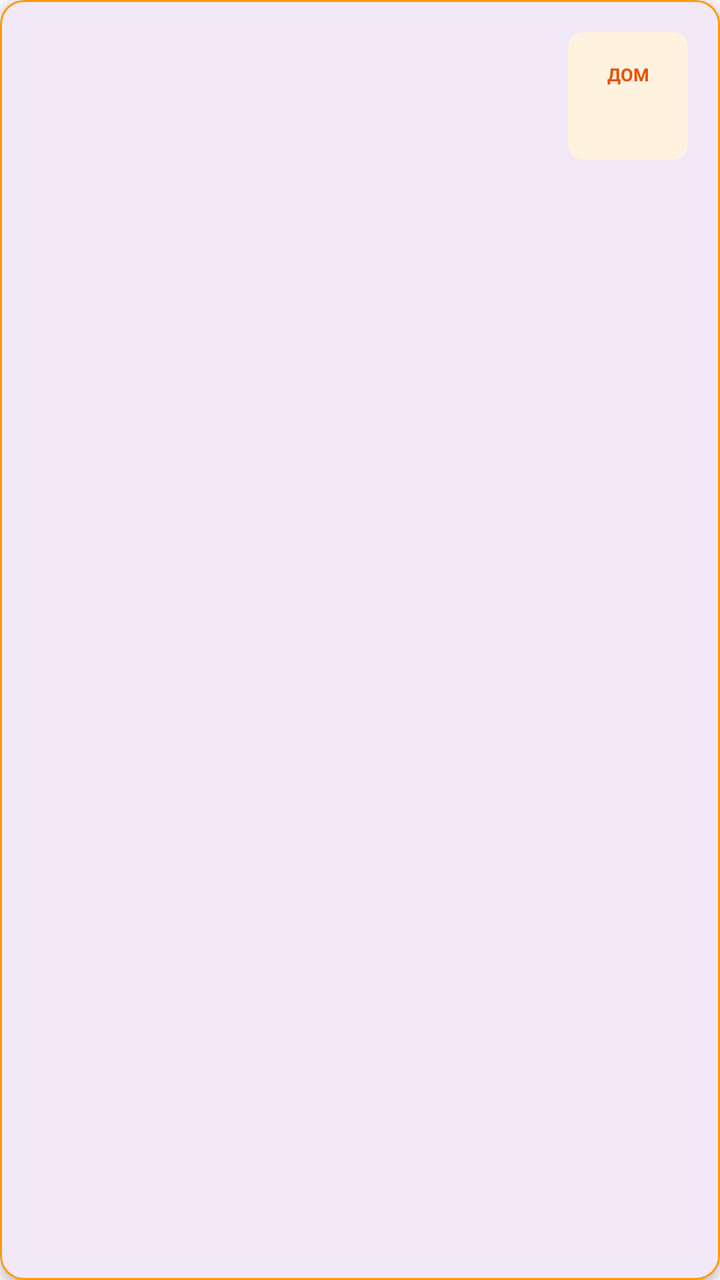
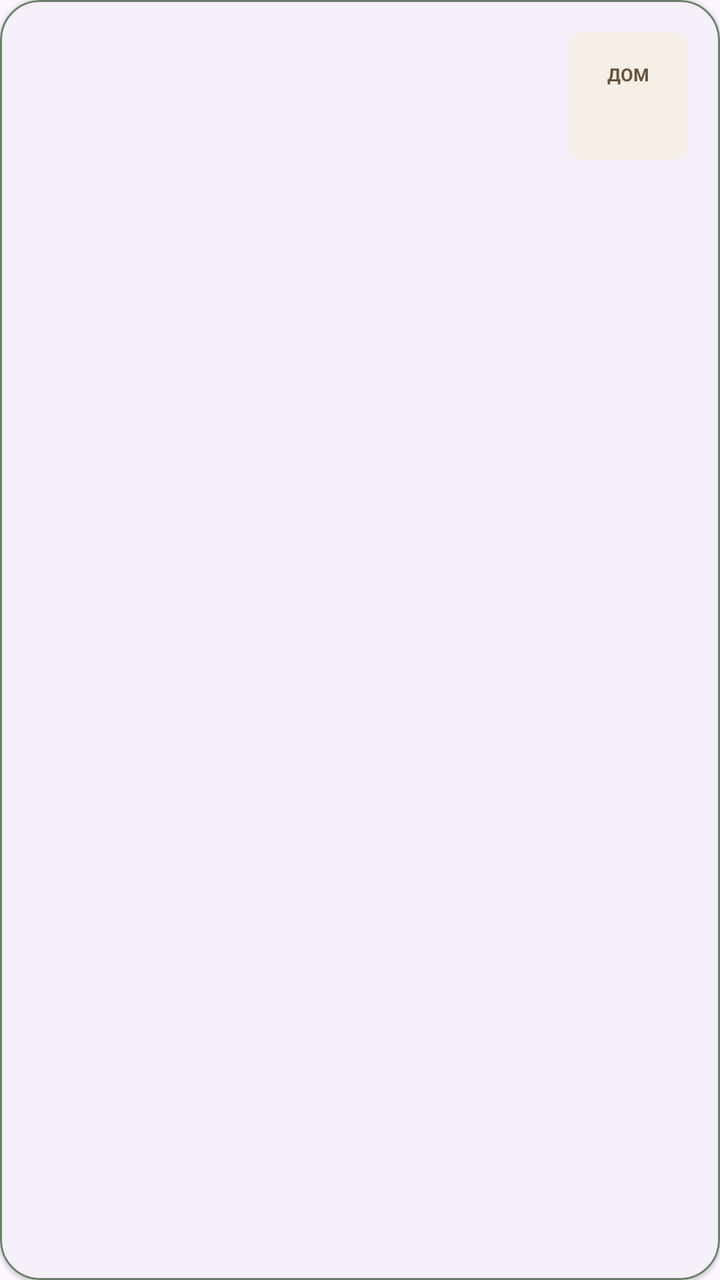

Compare the two renders of this Android layout. The source of the first and the diff that turns it into the second are given below.
<!-- AndroidManifest.xml: application theme Theme.BaseHome -->
<!-- res/layout/item_business_address.xml -->
<?xml version="1.0" encoding="utf-8"?>
<com.google.android.material.card.MaterialCardView xmlns:android="http://schemas.android.com/apk/res/android"
    xmlns:app="http://schemas.android.com/apk/res-auto"
    android:layout_width="match_parent"
    android:layout_height="wrap_content"
    android:layout_marginHorizontal="12dp"
    android:layout_marginVertical="6dp"
    app:cardCornerRadius="12dp"
    app:cardElevation="3dp"
    app:strokeWidth="1dp"
    app:strokeColor="@color/brand_accent">

    <androidx.constraintlayout.widget.ConstraintLayout
        android:layout_width="match_parent"
        android:layout_height="wrap_content"
        android:padding="16dp"
        android:background="?android:attr/selectableItemBackground">

        <TextView
            android:id="@+id/tvBusItemCity"
            android:layout_width="wrap_content"
            android:layout_height="wrap_content"
            android:textSize="11sp"
            android:textColor="?android:attr/textColorSecondary"
            app:layout_constraintStart_toStartOf="parent"
            app:layout_constraintTop_toTopOf="parent" />

        <TextView
            android:id="@+id/tvBusinessStreet"
            android:layout_width="0dp"
            android:layout_height="wrap_content"
            android:layout_marginTop="2dp"
            android:layout_marginEnd="8dp"
            android:textSize="19sp"
            android:textStyle="bold"
            android:textColor="?android:attr/textColorPrimary"
            app:layout_constraintEnd_toStartOf="@+id/tvBusHouseContainer"
            app:layout_constraintStart_toStartOf="parent"
            app:layout_constraintTop_toBottomOf="@id/tvBusItemCity" />

        
        <androidx.constraintlayout.widget.ConstraintLayout
            android:id="@+id/tvBusHouseContainer"
            android:layout_width="wrap_content"
            android:layout_height="0dp"
            android:minWidth="60dp"
            android:background="@drawable/bg_badge"
            android:backgroundTint="@color/card_bg_business"
            android:paddingHorizontal="10dp"
            app:layout_constraintBottom_toBottomOf="parent"
            app:layout_constraintEnd_toStartOf="@+id/btnDeleteBusinessItem"
            app:layout_constraintTop_toTopOf="parent">

            <TextView
                android:id="@+id/tvBusHouseLabel"
                android:layout_width="wrap_content"
                android:layout_height="wrap_content"
                android:text="ДОМ"
                android:textSize="9sp"
                android:textColor="@color/text_on_card_business"
                android:textStyle="bold"
                android:includeFontPadding="false"
                app:layout_constraintBottom_toTopOf="@+id/tvBusinessHouse"
                app:layout_constraintEnd_toEndOf="parent"
                app:layout_constraintStart_toStartOf="parent"
                app:layout_constraintTop_toTopOf="parent"
                app:layout_constraintVertical_chainStyle="packed" />

            <TextView
                android:id="@+id/tvBusinessHouse"
                android:layout_width="wrap_content"
                android:layout_height="wrap_content"
                android:textSize="18sp"
                android:textStyle="bold"
                android:textColor="@color/text_on_card_business"
                android:includeFontPadding="false"
                app:layout_constraintBottom_toBottomOf="parent"
                app:layout_constraintEnd_toEndOf="parent"
                app:layout_constraintStart_toStartOf="parent"
                app:layout_constraintTop_toBottomOf="@id/tvBusHouseLabel" />
        </androidx.constraintlayout.widget.ConstraintLayout>

        <TextView
            android:id="@+id/tvCenterName"
            android:layout_width="0dp"
            android:layout_height="wrap_content"
            android:layout_marginTop="4dp"
            android:textSize="13sp"
            android:textStyle="italic"
            android:textColor="@color/brand_accent"
            app:layout_constraintEnd_toStartOf="@+id/tvBusHouseContainer"
            app:layout_constraintStart_toStartOf="parent"
            app:layout_constraintTop_toBottomOf="@id/tvBusinessStreet" />

        <ImageButton
            android:id="@+id/btnDeleteBusinessItem"
            android:layout_width="40dp"
            android:layout_height="40dp"
            android:background="?android:attr/selectableItemBackgroundBorderless"
            android:src="@android:drawable/ic_menu_delete"
            app:tint="#D32F2F"
            android:visibility="gone"
            app:layout_constraintBottom_toBottomOf="parent"
            app:layout_constraintEnd_toEndOf="parent"
            app:layout_constraintTop_toTopOf="parent" />

    </androidx.constraintlayout.widget.ConstraintLayout>
</com.google.android.material.card.MaterialCardView>
<!-- resources referenced by this layout -->
<resources>
  <color name="brand_accent">#FF9800</color>
  <color name="card_bg_business">#FFF3E0</color>
  <color name="text_on_card_business">#E65100</color>
  <!-- drawable bg_badge (drawable) -->
  <?xml version="1.0" encoding="utf-8"?>
  <shape xmlns:android="http://schemas.android.com/apk/res/android">
      <solid android:color="#FFFFFF" /> 
      <corners android:radius="8dp" />
  </shape>
  <style name="Theme.BaseHome" parent="Base.Theme.BaseHome" />
  <style name="Base.Theme.BaseHome" parent="Theme.Material3.DayNight.NoActionBar">
          
          
      </style>
</resources>

<!-- the commit's change to res/layout/item_business_address.xml (unified diff, before → after) -->
@@ -4,9 +4,9 @@
     android:layout_width="match_parent"
     android:layout_height="wrap_content"
     android:layout_marginHorizontal="12dp"
-    android:layout_marginVertical="6dp"
-    app:cardCornerRadius="12dp"
-    app:cardElevation="3dp"
+    android:layout_marginVertical="7dp"
+    app:cardCornerRadius="20dp"
+    app:cardElevation="1dp"
     app:strokeWidth="1dp"
     app:strokeColor="@color/brand_accent">
 
<!-- resource entries referenced after the edit -->
@@ -1,8 +1,8 @@
 <!-- resources referenced by this layout -->
 <resources>
-  <color name="brand_accent">#FF9800</color>
-  <color name="card_bg_business">#FFF3E0</color>
-  <color name="text_on_card_business">#E65100</color>
+  <color name="brand_accent">#6A7F6A</color>
+  <color name="card_bg_business">#F4EEE5</color>
+  <color name="text_on_card_business">#65533E</color>
   <!-- drawable bg_badge (drawable) -->
   <?xml version="1.0" encoding="utf-8"?>
   <shape xmlns:android="http://schemas.android.com/apk/res/android">
@@ -11,8 +11,19 @@
   </shape>
   <style name="Theme.BaseHome" parent="Base.Theme.BaseHome" />
   <style name="Base.Theme.BaseHome" parent="Theme.Material3.DayNight.NoActionBar">
-          
-          
+          <item name="colorPrimary">@color/brand_primary</item>
+          <item name="colorSecondary">@color/brand_accent</item>
+          <item name="colorSurface">?android:attr/colorBackground</item>
+          <item name="colorOutline">?android:attr/textColorHint</item>
+          <item name="shapeAppearanceSmallComponent">@style/ShapeAppearance.BaseHome.Small</item>
+          <item name="shapeAppearanceMediumComponent">@style/ShapeAppearance.BaseHome.Medium</item>
+      </style>
+  <color name="brand_primary">#496783</color>
+  <style name="ShapeAppearance.BaseHome.Small" parent="ShapeAppearance.Material3.Corner.Small">
+          <item name="cornerSize">12dp</item>
+      </style>
+  <style name="ShapeAppearance.BaseHome.Medium" parent="ShapeAppearance.Material3.Corner.Medium">
+          <item name="cornerSize">20dp</item>
       </style>
 </resources>
 
